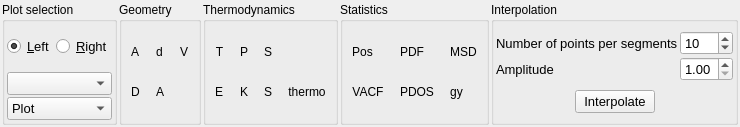
Qt form tabs/md.ui (piti-diablotin/qAgate) before a commit.
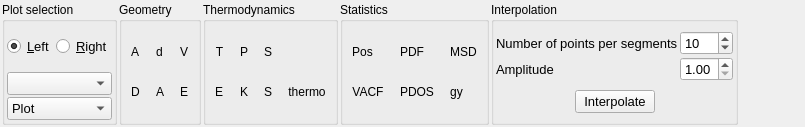
The same form after that commit. Icons and pictures are not drawn.

Commit message: Update MD tab to plot strain Update MD tab to select stress Uniformise INPUT_FILES filters

```diff
--- a/tabs/md.ui
+++ b/tabs/md.ui
@@ -6,7 +6,7 @@
    <rect>
     <x>0</x>
     <y>0</y>
-    <width>710</width>
+    <width>805</width>
     <height>127</height>
    </rect>
   </property>
@@ -339,6 +339,34 @@
         </property>
        </widget>
       </item>
+      <item row="1" column="2">
+       <widget class="QToolButton" name="strain">
+        <property name="font">
+         <font>
+          <pointsize>9</pointsize>
+         </font>
+        </property>
+        <property name="toolTip">
+         <string>Strain</string>
+        </property>
+        <property name="statusTip">
+         <string>Strain</string>
+        </property>
+        <property name="whatsThis">
+         <string>Strain</string>
+        </property>
+        <property name="text">
+         <string>E</string>
+        </property>
+        <property name="icon">
+         <iconset resource="../qagate/qagate.qrc">
+          <normaloff>:/MD/icons/strain.svg</normaloff>:/MD/icons/strain.svg</iconset>
+        </property>
+        <property name="autoRaise">
+         <bool>true</bool>
+        </property>
+       </widget>
+      </item>
      </layout>
     </widget>
    </item>
```
The commit also changes 15 other files.
